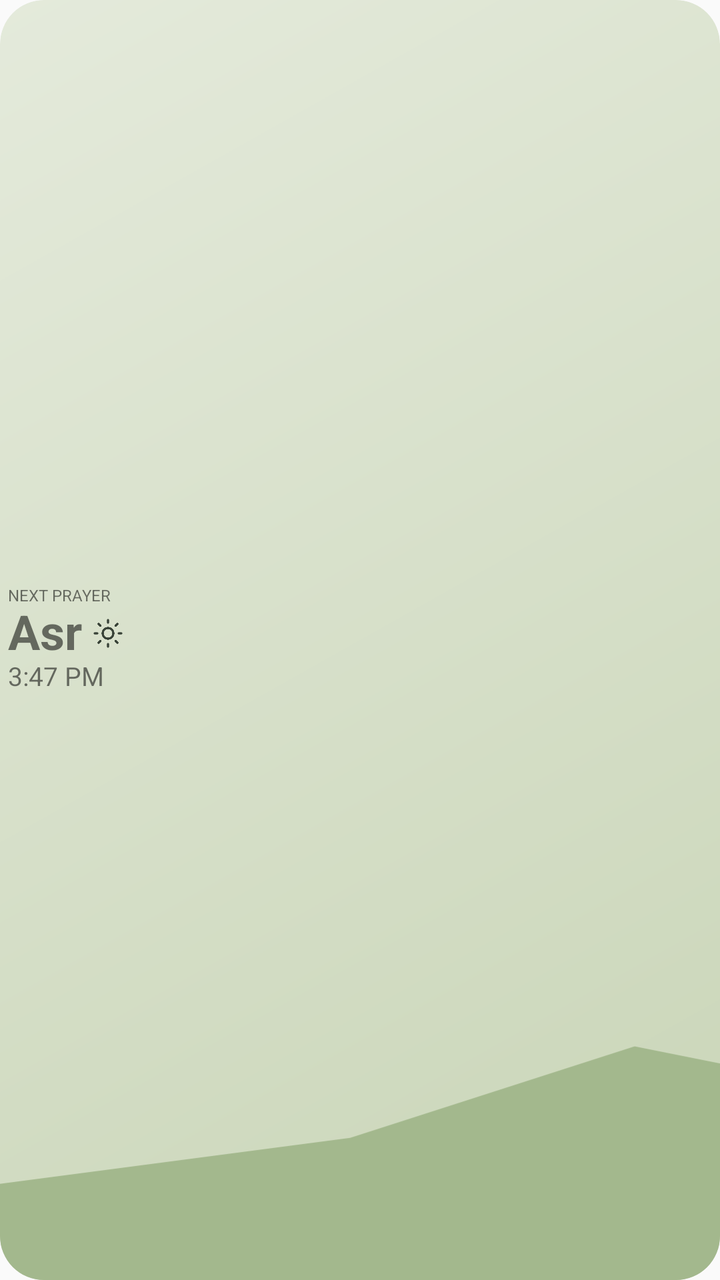
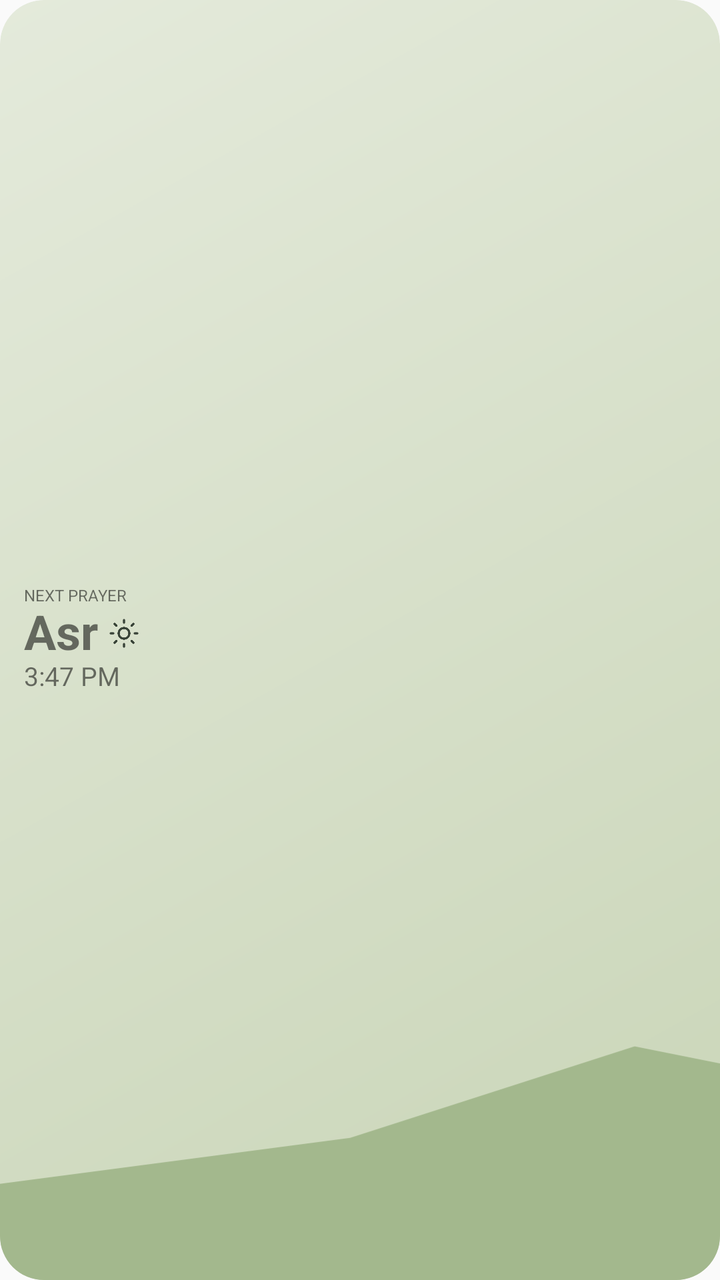

Two renders of the same Android screen: before a commit and after it. Below are the layout's source before the change and the commit's diff.
<!-- AndroidManifest.xml: application theme AppTheme -->
<!-- res/layout/prayer_widget.xml -->
<?xml version="1.0" encoding="utf-8"?>
<FrameLayout xmlns:android="http://schemas.android.com/apk/res/android" android:layout_width="match_parent" android:layout_height="match_parent">
 <FrameLayout android:id="@+id/widget_root" android:layout_width="match_parent" android:layout_height="match_parent" android:background="@drawable/widget_asr" android:clipToOutline="true">
  <ImageView android:id="@+id/widget_scene" android:layout_width="match_parent" android:layout_height="match_parent" android:src="@drawable/widget_scene_day" android:scaleType="centerCrop" android:importantForAccessibility="no" />
  <LinearLayout android:layout_width="match_parent" android:layout_height="match_parent" android:orientation="vertical" android:gravity="start|center_vertical" android:padding="4dp">
   <TextView android:id="@+id/widget_label" android:layout_width="match_parent" android:layout_height="wrap_content" android:fontFamily="sans-serif" android:text="NEXT PRAYER" android:gravity="start|center_vertical" android:textSize="8sp" android:includeFontPadding="false" android:maxLines="1" />
   <LinearLayout android:layout_width="match_parent" android:layout_height="wrap_content" android:orientation="horizontal" android:gravity="center_vertical">
    <TextView android:id="@+id/widget_prayer" android:layout_width="wrap_content" android:layout_height="wrap_content" android:layout_marginTop="0dp" android:text="Asr" android:textStyle="bold" android:gravity="start|center_vertical" android:textSize="24sp" android:fontFamily="sans-serif" android:maxLines="1" android:autoSizeTextType="uniform" android:autoSizeMinTextSize="12sp" android:autoSizeMaxTextSize="24sp" android:autoSizeStepGranularity="1sp" android:includeFontPadding="false" />
    <ImageView android:id="@+id/widget_icon" android:layout_width="16dp" android:layout_height="16dp" android:layout_marginStart="5dp" android:src="@drawable/widget_icon_sun" android:importantForAccessibility="no" />
   </LinearLayout>
   <TextView android:id="@+id/widget_time" android:layout_width="match_parent" android:layout_height="wrap_content" android:fontFamily="sans-serif" android:text="3:47 PM" android:gravity="start|center_vertical" android:textSize="13sp" android:maxLines="1" android:includeFontPadding="false" />
   <Chronometer android:id="@+id/widget_countdown" android:layout_width="match_parent" android:layout_height="wrap_content" android:layout_marginTop="0dp" android:textSize="8sp" android:format="In %s" android:visibility="gone" android:maxLines="1" android:includeFontPadding="false" />
   <TextView android:id="@+id/widget_location" android:layout_width="wrap_content" android:layout_height="wrap_content" android:visibility="gone" />
   <TextView android:id="@+id/widget_reflection" android:layout_width="wrap_content" android:layout_height="wrap_content" android:visibility="gone" />
  </LinearLayout>
 </FrameLayout>
</FrameLayout>
<!-- resources referenced by this layout -->
<resources>
  <!-- drawable widget_asr (drawable) -->
  <?xml version="1.0" encoding="utf-8"?>
  <shape xmlns:android="http://schemas.android.com/apk/res/android"><corners android:radius="22dp"/><gradient android:startColor="#E4EADB" android:endColor="#C9D5B7" android:angle="315"/></shape>
  <!-- drawable widget_icon_sun (drawable) -->
  <vector xmlns:android="http://schemas.android.com/apk/res/android" android:width="18dp" android:height="18dp" android:viewportWidth="24" android:viewportHeight="24"><path android:fillColor="#00000000" android:strokeColor="#394338" android:strokeWidth="1.6" android:strokeLineCap="round" android:strokeLineJoin="round" android:pathData="M12,8a4,4 0,1 0,0 8a4,4 0,1 0,0 -8 M12,2v2 M12,20v2 M2,12h2 M20,12h2 M4.93,4.93l1.42,1.42 M17.65,17.65l1.42,1.42 M4.93,19.07l1.42,-1.42 M17.65,6.35l1.42,-1.42" /></vector>
  <!-- drawable widget_scene_day (drawable) -->
  <vector xmlns:android="http://schemas.android.com/apk/res/android" android:width="180dp" android:height="126dp" android:viewportWidth="180" android:viewportHeight="126">
   <path android:fillColor="#FFF2BE" android:pathData="M150,46a16,16 0,1 0,0 32a16,16 0,1 0,0 -32" />
   <path android:fillColor="#A3B88D" android:pathData="M0,114L28,113L51,117L89,112L117,103L142,108L180,97L180,126L0,126Z" />
  </vector>
  <style name="AppTheme" parent="Theme.AppCompat.Light.DarkActionBar">
          
          <item name="colorPrimary">@color/colorPrimary</item>
          <item name="colorPrimaryDark">@color/colorPrimaryDark</item>
          <item name="colorAccent">@color/colorAccent</item>
      </style>
</resources>

<!-- the commit's change to res/layout/prayer_widget.xml (unified diff, before → after) -->
@@ -2,7 +2,7 @@
 <FrameLayout xmlns:android="http://schemas.android.com/apk/res/android" android:layout_width="match_parent" android:layout_height="match_parent">
  <FrameLayout android:id="@+id/widget_root" android:layout_width="match_parent" android:layout_height="match_parent" android:background="@drawable/widget_asr" android:clipToOutline="true">
   <ImageView android:id="@+id/widget_scene" android:layout_width="match_parent" android:layout_height="match_parent" android:src="@drawable/widget_scene_day" android:scaleType="centerCrop" android:importantForAccessibility="no" />
-  <LinearLayout android:layout_width="match_parent" android:layout_height="match_parent" android:orientation="vertical" android:gravity="start|center_vertical" android:padding="4dp">
+  <LinearLayout android:layout_width="match_parent" android:layout_height="match_parent" android:orientation="vertical" android:gravity="start|center_vertical" android:paddingStart="12dp" android:paddingEnd="4dp" android:paddingTop="4dp" android:paddingBottom="4dp">
    <TextView android:id="@+id/widget_label" android:layout_width="match_parent" android:layout_height="wrap_content" android:fontFamily="sans-serif" android:text="NEXT PRAYER" android:gravity="start|center_vertical" android:textSize="8sp" android:includeFontPadding="false" android:maxLines="1" />
    <LinearLayout android:layout_width="match_parent" android:layout_height="wrap_content" android:orientation="horizontal" android:gravity="center_vertical">
     <TextView android:id="@+id/widget_prayer" android:layout_width="wrap_content" android:layout_height="wrap_content" android:layout_marginTop="0dp" android:text="Asr" android:textStyle="bold" android:gravity="start|center_vertical" android:textSize="24sp" android:fontFamily="sans-serif" android:maxLines="1" android:autoSizeTextType="uniform" android:autoSizeMinTextSize="12sp" android:autoSizeMaxTextSize="24sp" android:autoSizeStepGranularity="1sp" android:includeFontPadding="false" />
